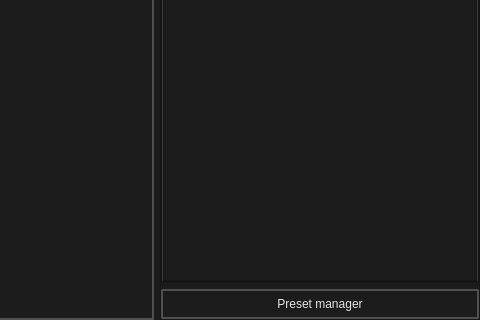
First picture: the form in src/editors/soundevent_editor/main.ui, repository dertwist/Hammer5Tools, before the edit; both pictures show x 498 to 978 and y 418 to 738 of the 978 by 738 pixel window.
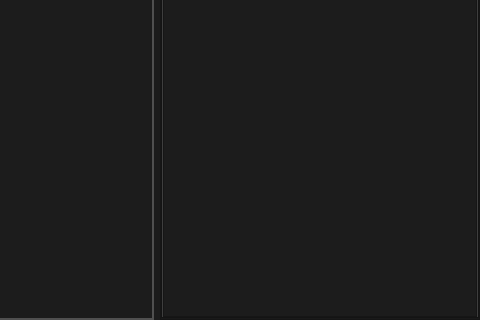
Second picture: the form after the edit. Icons and pictures are not drawn.

Commit message: refactor(resources): purge dead assets, consolidate assettypes, and rename icons

Patch:
```diff
--- a/src/editors/soundevent_editor/main.ui
+++ b/src/editors/soundevent_editor/main.ui
@@ -254,64 +254,7 @@
           </widget>
          </widget>
         </item>
-        <item>
-         <widget class="QPushButton" name="open_preset_manager_button">
-          <property name="enabled">
-           <bool>true</bool>
-          </property>
-          <property name="toolTip">
-           <string>&lt;html&gt;&lt;head/&gt;&lt;body&gt;&lt;p&gt;Oopen Preset Manager Ctrl + P&lt;/p&gt;&lt;/body&gt;&lt;/html&gt;</string>
-          </property>
-          <property name="styleSheet">
-           <string notr="true">
-    /* QPushButton default and hover styles */
-    QPushButton {
 
-        font: 580 9pt &quot;Segoe UI&quot;;
-	
-
-        border: 2px solid black;
-        border-radius: 2px;
-        border-color: rgba(80, 80, 80, 255);
-        height:22px;
-        padding-top: 2px;
-        padding-bottom:2px;
-        padding-left: 4px;
-        padding-right: 4px;
-        color: #E3E3E3;
-        background-color: #1C1C1C;
-    }
-    QPushButton:hover {
-        background-color: #414956;
-        color: white;
-    }
-    QPushButton:pressed {
-        background-color: red;
-        background-color: #1C1C1C;
-        margin: 1 px;
-        margin-left: 2px;
-        margin-right: 2px;
-
-    }</string>
-          </property>
-          <property name="text">
-           <string>Preset manager</string>
-          </property>
-          <property name="icon">
-           <iconset resource="../../resources.qrc">
-            <normaloff>:/icons/schema_24dp_9D9D9D_FILL0_wght400_GRAD0_opsz24.png</normaloff>:/icons/schema_24dp_9D9D9D_FILL0_wght400_GRAD0_opsz24.png</iconset>
-          </property>
-          <property name="iconSize">
-           <size>
-            <width>20</width>
-            <height>20</height>
-           </size>
-          </property>
-          <property name="shortcut">
-           <string>Ctrl+P</string>
-          </property>
-         </widget>
-        </item>
        </layout>
       </widget>
      </item>
```
Left out of the diff: 4 changed lines with no effect on the pictures. The commit also changes 365 other files.
